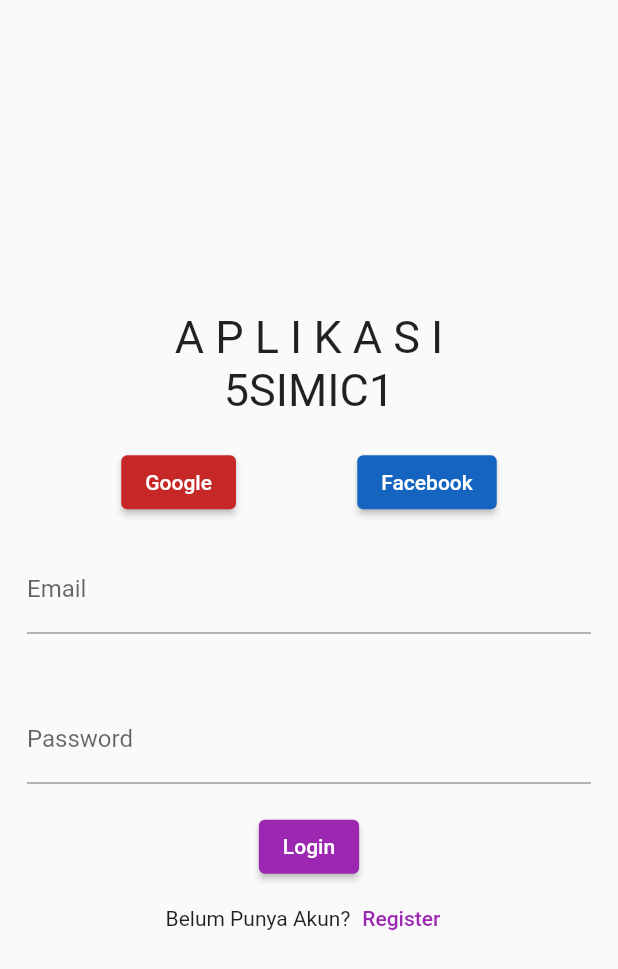
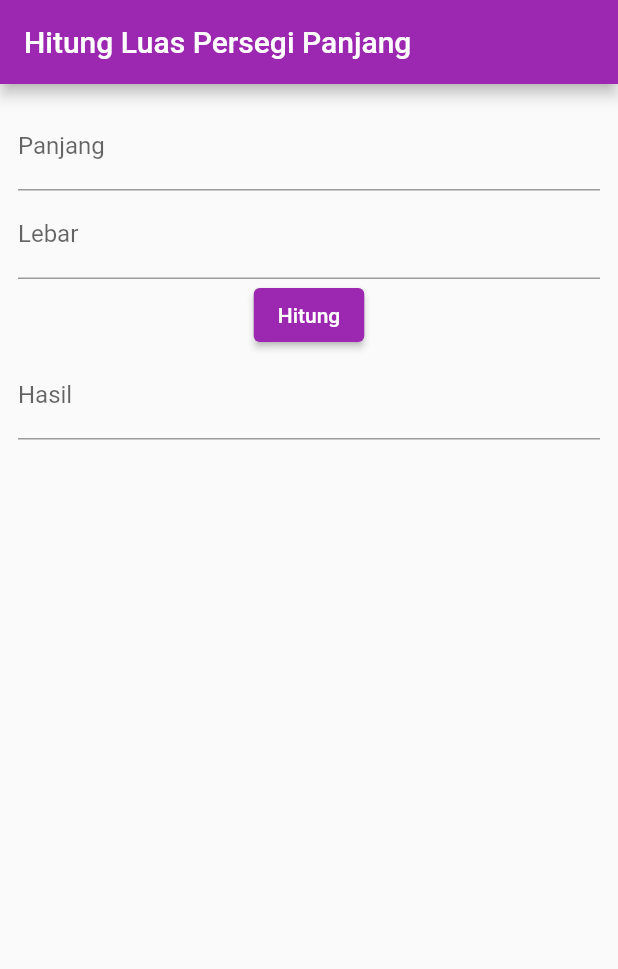
Before and after one commit to Azlan-saja/5simic1-mobile1-2023, a Flutter app: the screen it shows after launch, on a phone screen of 412 x 824 dp. Shown: the top 969 px of the screen. Run offline on Flutter 3.47's test engine with Material 2 defaults, Android fonts, the phone set to English and light mode, and no system bars; missing offline and left inert: dart:ffi.

Commit message:
Layar baru hitung luas

```diff
--- a/lib/login.dart
+++ b/lib/login.dart
@@ -91,7 +91,10 @@
                   );
                 } else {
                   // Login Gagal
-                  const pesan = SnackBar(content: Text('Login Gagal.'));
+                  const pesan = SnackBar(
+                    content: Text('Login Gagal.\nEmail dan Password Salah.'),
+                    backgroundColor: Colors.red,
+                  );
                   ScaffoldMessenger.of(context).showSnackBar(pesan);
                 }
               },
--- /dev/null
+++ b/lib/luas.dart
@@ -0,0 +1,73 @@
+import 'dart:ffi';
+
+import 'package:flutter/material.dart';
+
+// a) Ubah menjadi StatefulWidget
+class MyLuas extends StatefulWidget {
+  const MyLuas({super.key});
+
+  @override
+  State<MyLuas> createState() => _MyLuasState();
+}
+
+class _MyLuasState extends State<MyLuas> {
+  // b) Buat variabel baru menggunakan TextEditingController()
+  final vPanjang = TextEditingController();
+  final vLebar = TextEditingController();
+  final vHasil = TextEditingController();
+
+  @override
+  Widget build(BuildContext context) {
+    return Scaffold(
+      appBar: AppBar(
+        title: const Text('Hitung Luas Persegi Panjang'),
+      ),
+      body: Padding(
+        padding: const EdgeInsets.all(12),
+        child: Column(
+          children: [
+            // c) Sandingkan variabel vPanjang
+            //    dengan inputan panjang
+            //    menggunakan atribut controller
+            TextField(
+              controller: vPanjang,
+              keyboardType: TextInputType.number,
+              decoration: const InputDecoration(
+                label: Text('Panjang'),
+              ),
+            ),
+            // c) Sandingkan variabel vLebar
+            //    dengan inputan lebar
+            //    menggunakan atribut controller
+            TextField(
+              controller: vLebar,
+              keyboardType: TextInputType.number,
+              decoration: const InputDecoration(
+                label: Text('Lebar'),
+              ),
+            ),
+            // d) Olah state/data untuk semua variabel
+            //    yang akan diproses menggunakan onPressed
+            ElevatedButton(
+              onPressed: () {
+                int result = 0;
+                result = int.parse(vPanjang.text) * int.parse(vLebar.text);
+                vHasil.text = result.toString();
+              },
+              child: const Text('Hitung'),
+            ),
+            // c) Sandingkan variabel vHasil
+            //    dengan inputan hasil
+            //    menggunakan atribut controller
+            TextField(
+              controller: vHasil,
+              decoration: const InputDecoration(
+                label: Text('Hasil'),
+              ),
+            ),
+          ],
+        ),
+      ),
+    );
+  }
+}
--- a/lib/main.dart
+++ b/lib/main.dart
@@ -1,4 +1,5 @@
 import 'package:aplikasi_5simic1/home.dart';
+import 'package:aplikasi_5simic1/luas.dart';
 import 'package:flutter/material.dart';
 import 'package:aplikasi_5simic1/login.dart';
 
@@ -14,7 +15,7 @@
     return MaterialApp(
       title: "Aplikasi 5SIMIC1",
       theme: ThemeData(primarySwatch: Colors.purple),
-      home: const MyLogin(),
+      home: const MyLuas(),
     );
   }
 }
```
